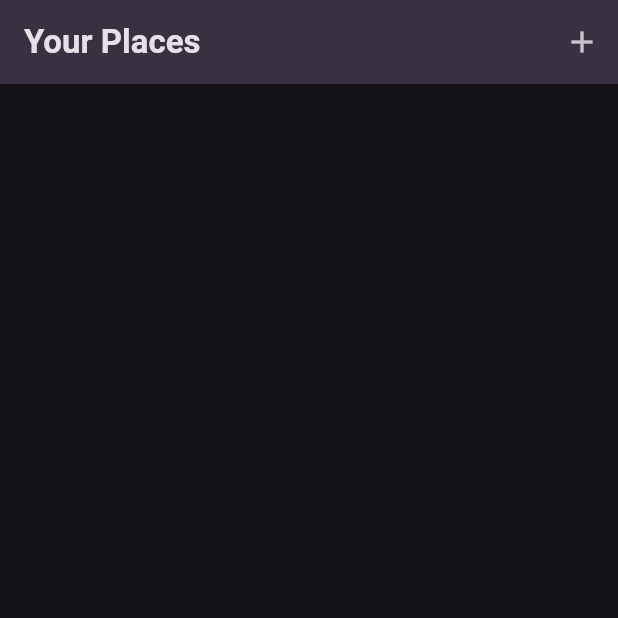
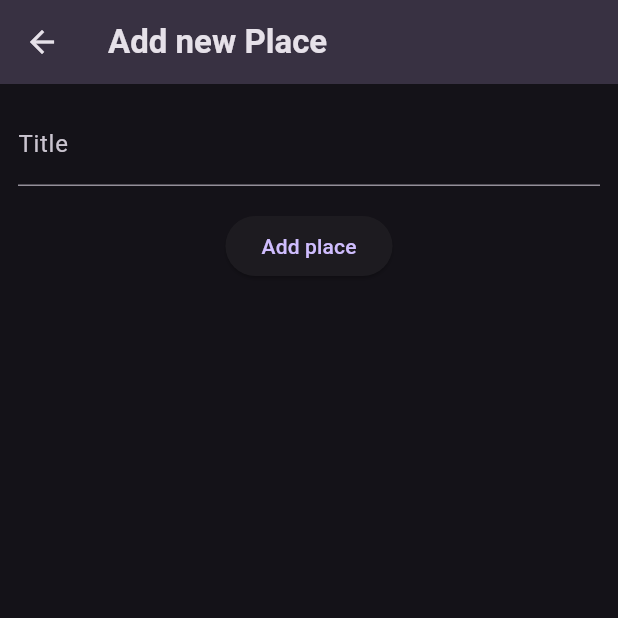
Before and after one commit to divyamD13/favourite_places_app, a Flutter app: the screen it shows after launch, after a tap on the "add" icon, on a phone screen of 412 x 824 dp, the top half of it. Run offline on Flutter 3.47's test engine with Material 3 defaults, Android fonts, the phone set to English and light mode, and no system bars; our stand-ins replace flutter_riverpod, google_fonts.

Commit message:
added provider files

```diff
--- a/lib/main.dart
+++ b/lib/main.dart
@@ -1,6 +1,6 @@
 import 'package:favourite_places_app/screens/places.dart';
 import 'package:flutter/material.dart';
-
+import 'package:flutter_riverpod/flutter_riverpod.dart';
 import 'package:google_fonts/google_fonts.dart';
 
 final colorScheme = ColorScheme.fromSeed(
@@ -27,7 +27,7 @@ final theme = ThemeData().copyWith(
 
 void main() {
   runApp(
-      const MyApp(),
+      ProviderScope(child: MyApp()),
   );
 }
 
--- /dev/null
+++ b/lib/providers/users_place.dart
@@ -0,0 +1,16 @@
+import 'package:favourite_places_app/models/place.dart';
+import 'package:flutter_riverpod/flutter_riverpod.dart';
+
+class UserPlacesNotifier extends StateNotifier<List<Place>> {
+  UserPlacesNotifier() : super([]);
+
+  void addPlace(String title) {
+    final newPlace = Place(title: title);
+    state = [newPlace, ...state];
+  }
+}
+
+final userPlacesProvider =
+    StateNotifierProvider<UserPlacesNotifier, List<Place>>(
+      (ref) => UserPlacesNotifier(),
+    );
--- a/lib/screens/add_places.dart
+++ b/lib/screens/add_places.dart
@@ -0,0 +1,52 @@
+import 'package:favourite_places_app/providers/users_place.dart';
+import 'package:flutter/material.dart';
+import 'package:flutter_riverpod/flutter_riverpod.dart';
+
+class AddPlaceScreen extends ConsumerStatefulWidget {
+  const AddPlaceScreen({super.key});
+
+  @override
+  ConsumerState<AddPlaceScreen> createState() => _AddPlaceScreenState();
+}
+
+class _AddPlaceScreenState extends ConsumerState<AddPlaceScreen> {
+  final _titleController = TextEditingController();
+
+  void dispose() {
+    _titleController.dispose();
+    super.dispose();
+  }
+
+  void _savePlace(){
+    final enteredText= _titleController.text;
+    if(enteredText.isEmpty){
+      return;
+    }
+    ref.read(userPlacesProvider.notifier).addPlace(enteredText);
+    Navigator.of(context).pop();
+  }
+
+  @override
+  Widget build(BuildContext context) {
+    return Scaffold(
+      appBar: AppBar(title: const Text('Add new Place')),
+      body: SingleChildScrollView(
+        padding: const EdgeInsets.all(12),
+        child: Column(
+          children: [
+            TextField(
+              decoration: InputDecoration(labelText: 'Title'),
+              controller: _titleController,
+              style: TextStyle(color: Theme.of(context).colorScheme.onSurface),
+            ),
+            const SizedBox(height: 16),
+            ElevatedButton.icon(
+              onPressed:_savePlace,
+              label: const Text('Add place'),
+            ),
+          ],
+        ),
+      ),
+    );
+  }
+}
--- a/lib/screens/places.dart
+++ b/lib/screens/places.dart
@@ -1,21 +1,29 @@
+import 'package:favourite_places_app/providers/users_place.dart';
 import 'package:flutter/material.dart';
+import 'package:favourite_places_app/screens/add_places.dart';
+import 'package:flutter_riverpod/flutter_riverpod.dart';
 
-class PlacesScreen extends StatelessWidget {
+class PlacesScreen extends ConsumerWidget {
   const PlacesScreen({super.key});
 
   @override
-  Widget build(BuildContext context) {
+  Widget build(BuildContext context, WidgetRef ref) {
+    final userPlaces=ref.watch(userPlacesProvider);
     return Scaffold(
       appBar: AppBar(
         title: const Text('Your Places'),
-        actions: [IconButton(onPressed: () {
-          // Navigator.of(context).push(
-          //       MaterialPageRoute(
-          //         builder: (ctx) => const AddPlaceScreen(),
-          //       ),
-          //     );
-        },
-        icon: Icon(Icons.add))],
+        actions: [
+          IconButton(
+            onPressed: () {
+              Navigator.of(context).push(
+                    MaterialPageRoute(
+                      builder: (ctx) => AddPlaceScreen(),
+                    ),
+                  );
+            },
+            icon: Icon(Icons.add),
+          ),
+        ],
       ),
     );
   }
--- a/pubspec.yaml
+++ b/pubspec.yaml
@@ -36,6 +36,8 @@ dependencies:
   cupertino_icons: ^1.0.8
   google_fonts: ^6.2.1
   uuid: ^4.5.1
+  flutter_riverpod: ^2.6.1
+  riverpod: ^2.6.1
 
 dev_dependencies:
   flutter_test:
```
Also changed, not shown: pubspec.lock.
